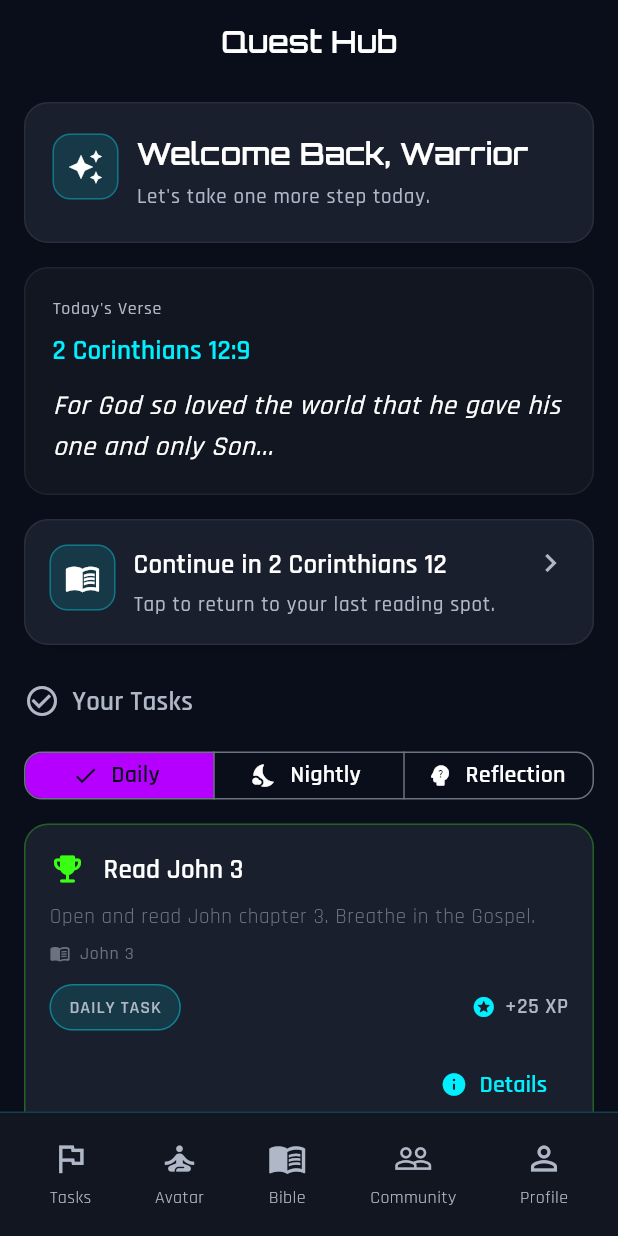
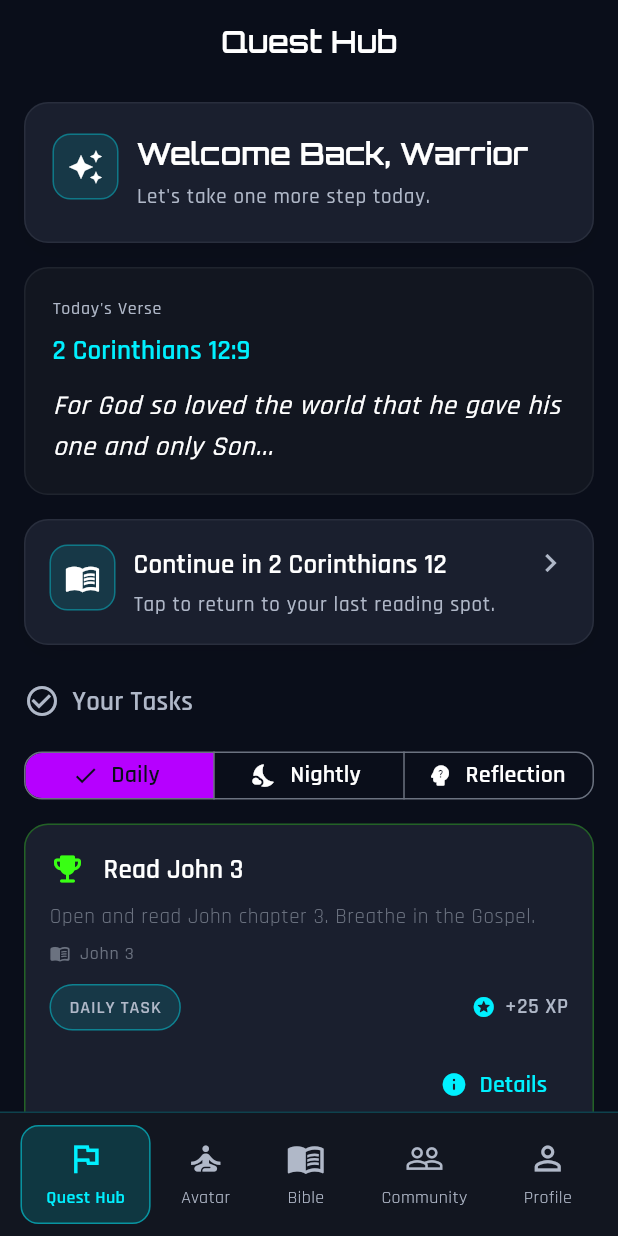
Before and after one commit to ScriptureQuest/scripturequest-app, a Flutter app: the screen it shows after launch, on a phone screen of 412 x 824 dp. Run offline on Flutter 3.47's test engine with Material 3 defaults, Android fonts, the phone set to English and light mode, and no system bars; our stand-ins replace device_info_plus, flutter_local_notifications, go_router, google_fonts, package_info_plus, share_plus and 2 more; accounts and stored records are empty.

Commit message:
Make Quest Hub the primary home destination and update navigation
Update bottom navigation to point the first tab to the Quest Hub screen, rename the tab, and adjust routing logic.

Replit-Commit-Author: Agent
Replit-Commit-Session-Id: 336cd05e-d1e3-47db-ae9d-64788df98cd7
Replit-Commit-Checkpoint-Type: full_checkpoint
Replit-Commit-Event-Id: e0045ddc-ca6c-4179-827c-e67ad79a9ce0
Replit-Commit-Screenshot-Url: https://storage.googleapis.com/screenshot-production-us-central1/df660f5a-3316-4b82-9941-22cdaf1da19e/336cd05e-d1e3-47db-ae9d-64788df98cd7/xSNFd70
Replit-Helium-Checkpoint-Created: true

```diff
--- a/lib/screens/main_navigation.dart
+++ b/lib/screens/main_navigation.dart
@@ -269,8 +269,8 @@ class _BottomNavBarState extends State<_BottomNavBar> {
     final location = GoRouterState.of(context).uri.toString();
     int currentIndex = -1;
     // Map current route to 5-tab layout (center Bible):
-    // 0: Tasks, 1: Avatar, 2: Bible, 3: Community, 4: Profile
-    if (location.startsWith('/tasks')) {
+    // 0: Quest Hub, 1: Avatar, 2: Bible, 3: Community, 4: Profile
+    if (location == '/' || location.startsWith('/tasks')) {
       currentIndex = 0;
     } else if (location.startsWith('/avatar') || location.startsWith('/equip') || location.startsWith('/inventory')) {
       currentIndex = 1;
@@ -309,9 +309,9 @@ class _BottomNavBarState extends State<_BottomNavBar> {
             children: [
               _NavItem(
                 icon: Icons.flag_outlined,
-                label: 'Tasks',
+                label: 'Quest Hub',
                 isSelected: currentIndex == 0,
-                onTap: () => context.go('/tasks'),
+                onTap: () => context.go('/'),
                 scale: _nudgeActive ? 1.12 : 1.0,
               ),
               _NavItem(
```
Also changed, not shown: 1 other file.
